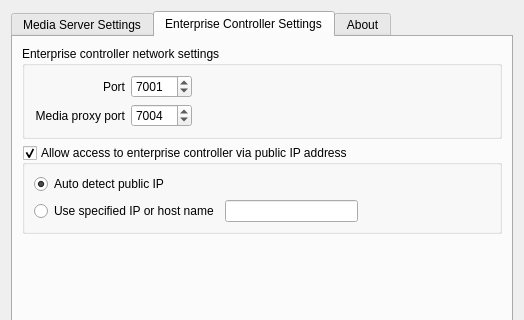
Before: the Qt Designer form traytool/src/settings.ui in networkoptix/nx_open, drawn with Qt 5; both pictures show x 0 to 524 and y 0 to 320 of the 524 by 585 pixel window.
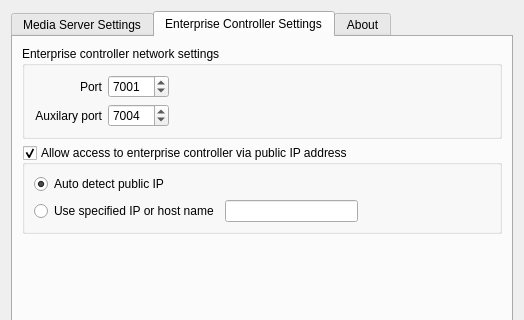
After: the same form once the commit is applied. The open tabs and pages were chosen to show the change.

Commit message:
one port related improvements
<==== Mercurial data ====>
Branch: master

What changed in the file:
```diff
--- a/traytool/src/settings.ui
+++ b/traytool/src/settings.ui
@@ -421,7 +421,7 @@
                </sizepolicy>
               </property>
               <property name="text">
-               <string>Media proxy port</string>
+               <string>Auxilary port</string>
               </property>
               <property name="alignment">
                <set>Qt::AlignRight|Qt::AlignTrailing|Qt::AlignVCenter</set>
```
The commit also changes 5 other files.
